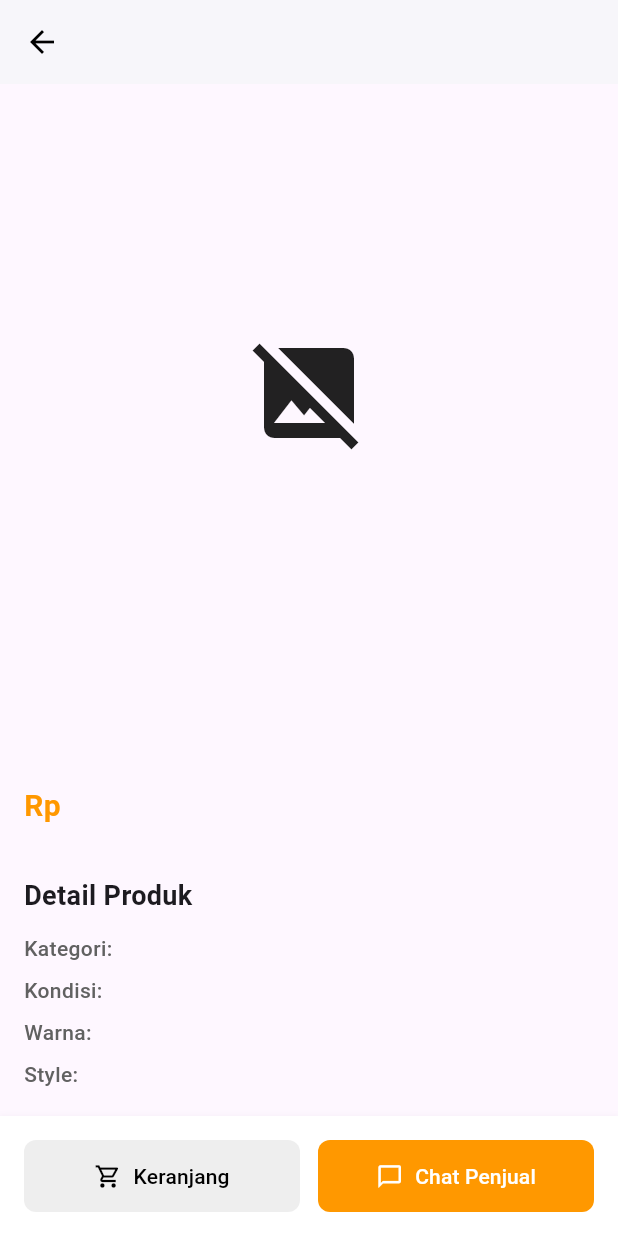
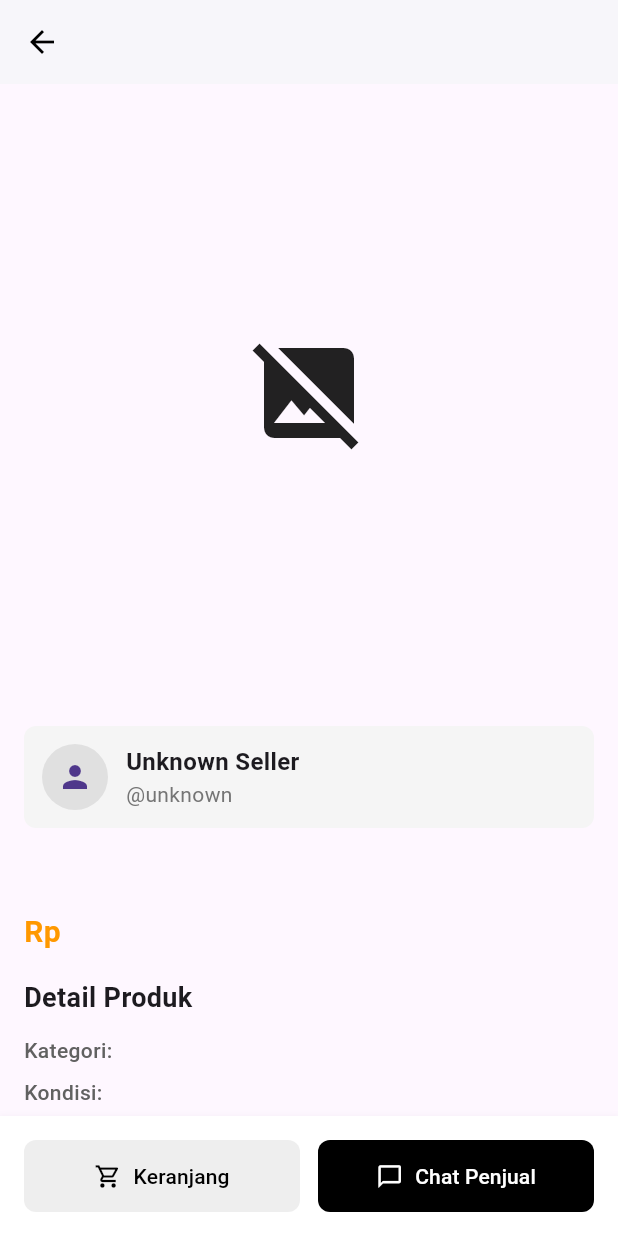
Before and after one commit to tungtungtungtungtungtungsahur/mobile-abp, a Flutter app: the DetailBarangShop screen opened directly with empty values, on a phone screen of 412 x 824 dp. Run offline on Flutter 3.47's test engine with Material 3 defaults, Android fonts, the phone set to English and light mode, and no system bars; our stand-ins replace cloud_firestore, firebase_auth, firebase_core, image_picker; accounts and stored records are empty; Roboto replaces fonts that are missing (Poppins).

Commit message:
fix data yg connect ke detail barang shop

```diff
--- a/lib/detail_barang_shop.dart
+++ b/lib/detail_barang_shop.dart
@@ -32,10 +32,14 @@ class DetailBarangShop extends StatelessWidget {
       ),
       body: StreamBuilder<DocumentSnapshot>(
         stream: sellerId.isNotEmpty
-            ? FirebaseFirestore.instance.collection('users').doc(sellerId).snapshots()
+            ? FirebaseFirestore.instance
+                .collection('users')
+                .doc(sellerId)
+                .snapshots()
             : null,
         builder: (context, sellerSnapshot) {
-          final sellerData = sellerSnapshot.data?.data() as Map<String, dynamic>?;
+          final sellerData =
+              sellerSnapshot.data?.data() as Map<String, dynamic>?;
           final sellerName = sellerData?['name'] ?? 'Unknown Seller';
           final sellerUsername = sellerData?['username'] ?? 'unknown';
           final sellerAvatar = sellerData?['avatarUrl'] ?? '';
@@ -56,16 +60,63 @@ class DetailBarangShop extends StatelessWidget {
                                 fit: BoxFit.cover,
                                 width: double.infinity,
                                 errorBuilder: (context, error, stackTrace) =>
-                                        const Center(child: Icon(Icons.broken_image, size: 80)),
+                                    const Center(
+                                        child:
+                                            Icon(Icons.broken_image, size: 80)),
                               )
                             : const Center(
-                                child: Icon(Icons.image_not_supported, size: 80)),
+                                child:
+                                    Icon(Icons.image_not_supported, size: 80)),
                       ),
                       Padding(
                         padding: const EdgeInsets.all(16.0),
                         child: Column(
                           crossAxisAlignment: CrossAxisAlignment.start,
                           children: [
+                            // Seller Profile Box
+                            Container(
+                              padding: const EdgeInsets.all(12),
+                              margin: const EdgeInsets.only(bottom: 16),
+                              decoration: BoxDecoration(
+                                color: Colors.grey[100],
+                                borderRadius: BorderRadius.circular(8),
+                              ),
+                              child: Row(
+                                children: [
+                                  CircleAvatar(
+                                    radius: 22,
+                                    backgroundImage: sellerAvatar.isNotEmpty
+                                        ? NetworkImage(sellerAvatar)
+                                        : null,
+                                    backgroundColor: Colors.grey[300],
+                                    child: sellerAvatar.isEmpty
+                                        ? const Icon(Icons.person)
+                                        : null,
+                                  ),
+                                  const SizedBox(width: 12),
+                                  Column(
+                                    crossAxisAlignment:
+                                        CrossAxisAlignment.start,
+                                    children: [
+                                      Text(
+                                        sellerName,
+                                        style: const TextStyle(
+                                          fontSize: 16,
+                                          fontWeight: FontWeight.bold,
+                                        ),
+                                      ),
+                                      Text(
+                                        '@$sellerUsername',
+                                        style: TextStyle(
+                                          fontSize: 14,
+                                          color: Colors.grey[600],
+                                        ),
+                                      ),
+                                    ],
+                                  ),
+                                ],
+                              ),
+                            ),
                             Text(
                               name,
                               style: const TextStyle(
@@ -81,53 +132,6 @@ class DetailBarangShop extends StatelessWidget {
                             ),
                             const SizedBox(height: 16),
 
-                            // Seller Information
-                            if (sellerId.isNotEmpty)
-                                  Container(
-                                      padding: const EdgeInsets.all(12),
-                                      decoration: BoxDecoration(
-                                        color: Colors.grey[100],
-                                        borderRadius: BorderRadius.circular(8),
-                                      ),
-                                      child: Row(
-                                        children: [
-                                          CircleAvatar(
-                                            radius: 20,
-                                            backgroundImage: sellerAvatar.isNotEmpty
-                                                ? NetworkImage(sellerAvatar)
-                                                : null,
-                                            backgroundColor: Colors.grey[300],
-                                            child: sellerAvatar.isEmpty
-                                                ? const Icon(Icons.person)
-                                                : null,
-                                          ),
-                                          const SizedBox(width: 12),
-                                          Expanded(
-                                            child: Column(
-                                              crossAxisAlignment: CrossAxisAlignment.start,
-                                              children: [
-                                                Text(
-                                                  sellerName,
-                                                  style: const TextStyle(
-                                                    fontSize: 16,
-                                                    fontWeight: FontWeight.bold,
-                                                  ),
-                                                ),
-                                                Text(
-                                                  '@${sellerUsername}',
-                                                  style: TextStyle(
-                                                    fontSize: 14,
-                                                    color: Colors.grey[600],
-                                                  ),
-                                                ),
-                                              ],
-                                            ),
-                                          ),
-                                        ],
-                                      ),
-                                  ),
-                            const SizedBox(height: 16),
-
                             // Product Details Section
                             const Text(
                               'Detail Produk',
@@ -139,7 +143,6 @@ class DetailBarangShop extends StatelessWidget {
                             const SizedBox(height: 8),
                             _buildDetailRow('Kategori', category),
                             _buildDetailRow('Kondisi', condition),
-                            _buildDetailRow('Warna', color),
                             _buildDetailRow('Style', style),
                             const SizedBox(height: 16),
 
@@ -154,19 +157,6 @@ class DetailBarangShop extends StatelessWidget {
                             const SizedBox(height: 8),
                             Text(description),
                             const SizedBox(height: 16),
-
-                            // Product Metadata
-                            const Text(
-                              'Informasi Tambahan',
-                              style: TextStyle(
-                                fontSize: 18,
-                                fontWeight: FontWeight.bold,
-                              ),
-                            ),
-                            const SizedBox(height: 8),
-                            _buildDetailRow('Dibuat', _formatDate(createdAt)),
-                            if (updatedAt != null)
-                              _buildDetailRow('Diperbarui', _formatDate(updatedAt)),
                           ],
                         ),
                       ),
@@ -195,9 +185,11 @@ class DetailBarangShop extends StatelessWidget {
                       child: ElevatedButton(
                         onPressed: () {
                           // Add to cart logic
-                          final productForCart = Map<String, dynamic>.from(product);
+                          final productForCart =
+                              Map<String, dynamic>.from(product);
                           productForCart['id'] = product['productId'];
-                          productForCart['sellerId'] = product['sellerId'] ?? 'unknown';
+                          productForCart['sellerId'] =
+                              product['sellerId'] ?? 'unknown';
                           CartService.addToCart(productForCart);
                           Navigator.pushReplacementNamed(
                             context,
@@ -250,7 +242,7 @@ class DetailBarangShop extends StatelessWidget {
                           );
                         },
                         style: ElevatedButton.styleFrom(
-                          backgroundColor: Colors.orange,
+                          backgroundColor: Colors.black,
                           foregroundColor: Colors.white,
                           padding: const EdgeInsets.symmetric(vertical: 14),
                           shape: RoundedRectangleBorder(
```
Also changed, not shown: lib/home.dart (+16 -0 lines).
